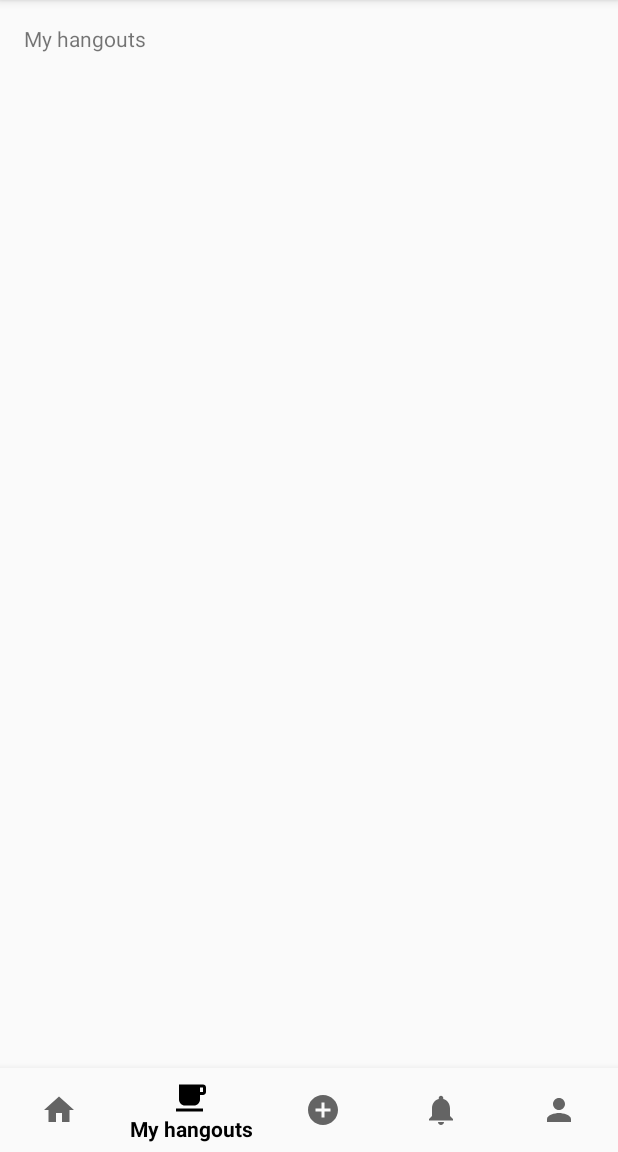
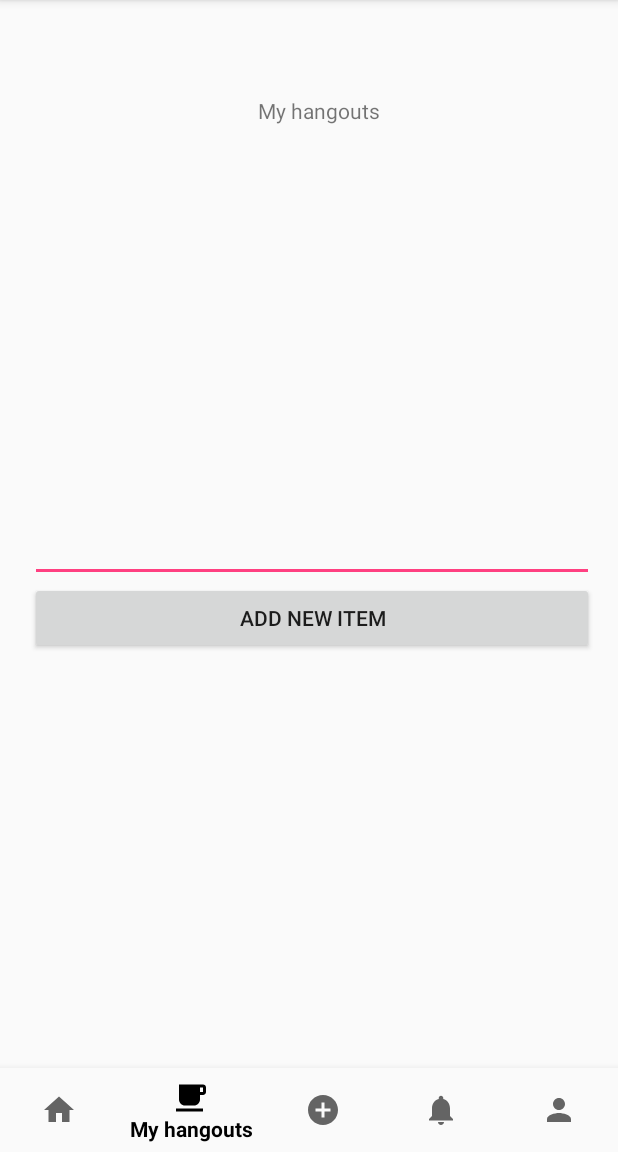
Before and after one commit to abhishek-rs/JustaBeerAndroid, an Android app: the screen it shows after launch (HomeActivity), item 2 of the bottom bar chosen, on a phone screen of 412 x 824 dp, the part 84-1236 px from its top. Run offline under Robolectric (Android 15) with nearby library versions, the phone set to English and light mode, and no system bars; our stand-ins replace Firebase (no records; nobody signed in at launch, a user with empty details on screens opened directly).

Commit message:
added firebase and simple data push to test it

```diff
--- a/app/src/main/java/com/justagroup/justabeer/HomeActivity.java
+++ b/app/src/main/java/com/justagroup/justabeer/HomeActivity.java
@@ -8,13 +8,28 @@ import android.support.design.widget.BottomNavigationView;
 import android.support.v7.app.AppCompatActivity;
 import android.util.Log;
 import android.view.MenuItem;
+import android.view.View;
+import android.widget.AdapterView;
+import android.widget.ArrayAdapter;
+import android.widget.Button;
+import android.widget.EditText;
+import android.widget.ListView;
 import android.widget.TextView;
 
 import java.lang.reflect.Field;
 
+import com.google.firebase.database.ChildEventListener;
+import com.google.firebase.database.DataSnapshot;
+import com.google.firebase.database.DatabaseError;
+import com.google.firebase.database.DatabaseReference;
+import com.google.firebase.database.FirebaseDatabase;
+import com.google.firebase.database.Query;
+import com.google.firebase.database.ValueEventListener;
+
 public class HomeActivity extends AppCompatActivity {
 
     private TextView mTextMessage;
+    private TextView mDbmessage;
 
     private BottomNavigationView.OnNavigationItemSelectedListener mOnNavigationItemSelectedListener
             = new BottomNavigationView.OnNavigationItemSelectedListener() {
@@ -48,9 +63,96 @@ public class HomeActivity extends AppCompatActivity {
         setContentView(R.layout.activity_home);
 
         mTextMessage = (TextView) findViewById(R.id.message);
+
         BottomNavigationView navigation = (BottomNavigationView) findViewById(R.id.navigation);
         BottomNavigationViewHelper.disableShiftMode(navigation);
         navigation.setOnNavigationItemSelectedListener(mOnNavigationItemSelectedListener);
-    }
 
+        // Get ListView object from xml
+        final ListView listView = (ListView) findViewById(R.id.listView);
+
+        // Create a new Adapter
+        final ArrayAdapter<String> adapter = new ArrayAdapter<>(this,
+                android.R.layout.simple_list_item_1, android.R.id.text1);
+
+        // Assign adapter to ListView
+        listView.setAdapter(adapter);
+
+        // Connect to the Firebase database
+        FirebaseDatabase database = FirebaseDatabase.getInstance();
+
+        // Get a reference to the todoItems child items it the database
+        final DatabaseReference myRef = database.getReference("todoItems");
+
+        // Assign a listener to detect changes to the child items
+        // of the database reference.
+        myRef.addChildEventListener(new ChildEventListener(){
+
+            // This function is called once for each child that exists
+            // when the listener is added. Then it is called
+            // each time a new child is added.
+            @Override
+            public void onChildAdded(DataSnapshot dataSnapshot, String previousChildName) {
+                String value = dataSnapshot.getValue(String.class);
+                adapter.add(value);
+            }
+
+            // This function is called each time a child item is removed.
+            public void onChildRemoved(DataSnapshot dataSnapshot){
+                String value = dataSnapshot.getValue(String.class);
+                adapter.remove(value);
+            }
+
+            // The following functions are also required in ChildEventListener implementations.
+            public void onChildChanged(DataSnapshot dataSnapshot, String previousChildName){}
+            public void onChildMoved(DataSnapshot dataSnapshot, String previousChildName){}
+
+            @Override
+            public void onCancelled(DatabaseError error) {
+                // Failed to read value
+                Log.w("TAG:", "Failed to read value.", error.toException());
+            }
+        });
+
+        // Add items via the Button and EditText at the bottom of the window.
+        final EditText text = (EditText) findViewById(R.id.todoText);
+        final Button button = (Button) findViewById(R.id.addButton);
+
+        button.setOnClickListener(new View.OnClickListener() {
+            public void onClick(View v) {
+
+                // Create a new child with a auto-generated ID.
+                DatabaseReference childRef = myRef.push();
+
+                // Set the child's data to the value passed in from the text box.
+                childRef.setValue(text.getText().toString());
+
+            }
+        });
+
+        // Delete items when clicked
+        listView.setOnItemClickListener(new AdapterView.OnItemClickListener() {
+
+            public void onItemClick(AdapterView<?> parent, View view,
+                                    int position, long id) {
+
+                Query myQuery = myRef.orderByValue().equalTo((String)
+                        listView.getItemAtPosition(position));
+
+                myQuery.addListenerForSingleValueEvent(new ValueEventListener() {
+                    @Override
+                    public void onDataChange(DataSnapshot dataSnapshot) {
+                        if (dataSnapshot.hasChildren()) {
+                            DataSnapshot firstChild = dataSnapshot.getChildren().iterator().next();
+                            firstChild.getRef().removeValue();
+                        }
+                    }
+
+                    @Override
+                    public void onCancelled(DatabaseError databaseError) {
+                    }
+                })
+                ;}
+        })
+        ;}
 }
--- a/app/src/main/res/layout/activity_home.xml
+++ b/app/src/main/res/layout/activity_home.xml
@@ -11,12 +11,51 @@
         android:id="@+id/message"
         android:layout_width="wrap_content"
         android:layout_height="wrap_content"
-        android:layout_marginLeft="@dimen/activity_horizontal_margin"
-        android:layout_marginStart="@dimen/activity_horizontal_margin"
-        android:layout_marginTop="@dimen/activity_vertical_margin"
+        android:layout_marginLeft="172dp"
+        android:layout_marginTop="64dp"
         android:text="@string/title_home"
         app:layout_constraintLeft_toLeftOf="parent"
         app:layout_constraintTop_toTopOf="parent" />
+
+    <LinearLayout xmlns:android="http://schemas.android.com/apk/res/android"
+        xmlns:tools="http://schemas.android.com/tools"
+        android:layout_width="match_parent"
+        android:layout_height="316dp"
+        android:layout_marginLeft="4dp"
+        android:layout_marginTop="136dp"
+        android:orientation="vertical"
+        android:paddingBottom="@dimen/activity_vertical_margin"
+        android:paddingLeft="@dimen/activity_horizontal_margin"
+        android:paddingRight="@dimen/activity_horizontal_margin"
+        android:paddingTop="@dimen/activity_vertical_margin"
+        app:layout_constraintLeft_toLeftOf="parent"
+        app:layout_constraintTop_toTopOf="parent"
+        tools:context=".MainActivity">
+
+        <ListView
+            android:id="@+id/listView"
+            android:layout_width="match_parent"
+            android:layout_height="0dp"
+            android:layout_weight="1"></ListView>
+
+        <LinearLayout
+            android:layout_width="match_parent"
+            android:layout_height="wrap_content"
+            android:layout_gravity="bottom"
+            android:orientation="vertical">
+
+            <EditText
+                android:id="@+id/todoText"
+                android:layout_width="fill_parent"
+                android:layout_height="wrap_content" />
+
+            <Button
+                android:id="@+id/addButton"
+                android:layout_width="fill_parent"
+                android:layout_height="wrap_content"
+                android:text="Add New Item" />
+        </LinearLayout>
+    </LinearLayout>
 
     <android.support.design.widget.BottomNavigationView
         android:id="@+id/navigation"
--- a/app/src/main/res/values/strings.xml
+++ b/app/src/main/res/values/strings.xml
@@ -5,4 +5,5 @@
     <string name="title_notifications">Notifications</string>
     <string name="title_profile">Profile</string>
     <string name="title_addhangout">Add hangout</string>
+    <string name="placeholder">Placeholder</string>
 </resources>
--- a/build.gradle
+++ b/build.gradle
@@ -8,7 +8,7 @@ buildscript {
     }
     dependencies {
         classpath 'com.android.tools.build:gradle:3.0.1'
-
+        classpath 'com.google.gms:google-services:3.1.0'
 
         // NOTE: Do not place your application dependencies here; they belong
         // in the individual module build.gradle files
```
Also changed, not shown: app/build.gradle (+8 -0 lines), 1 other file.
